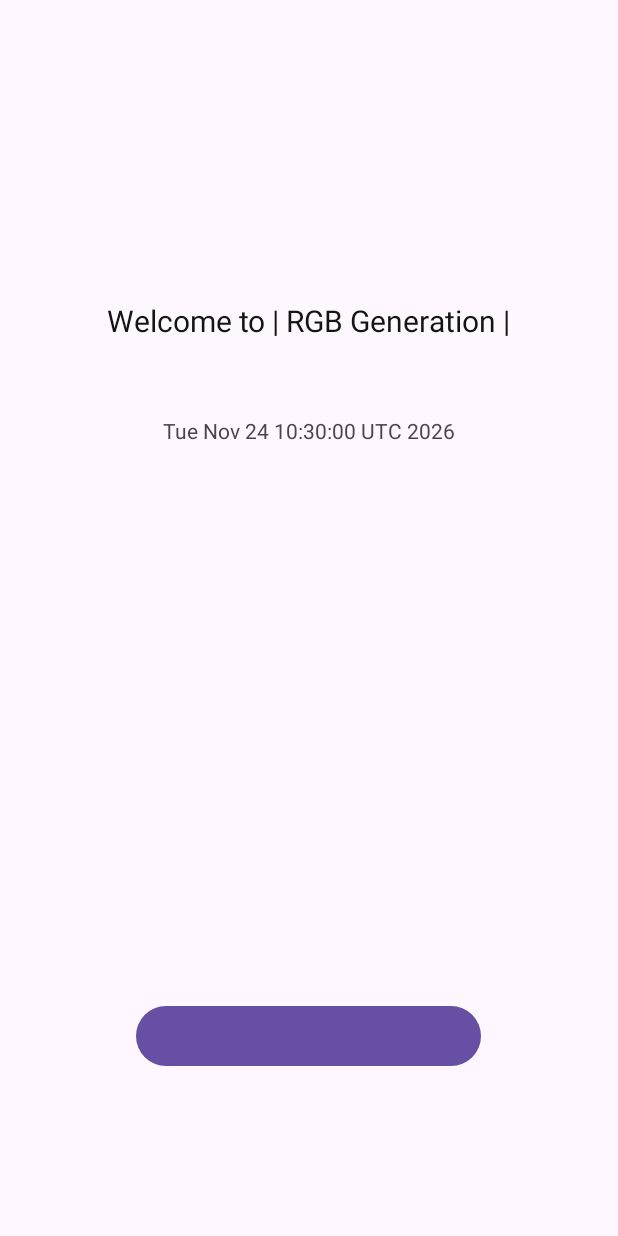
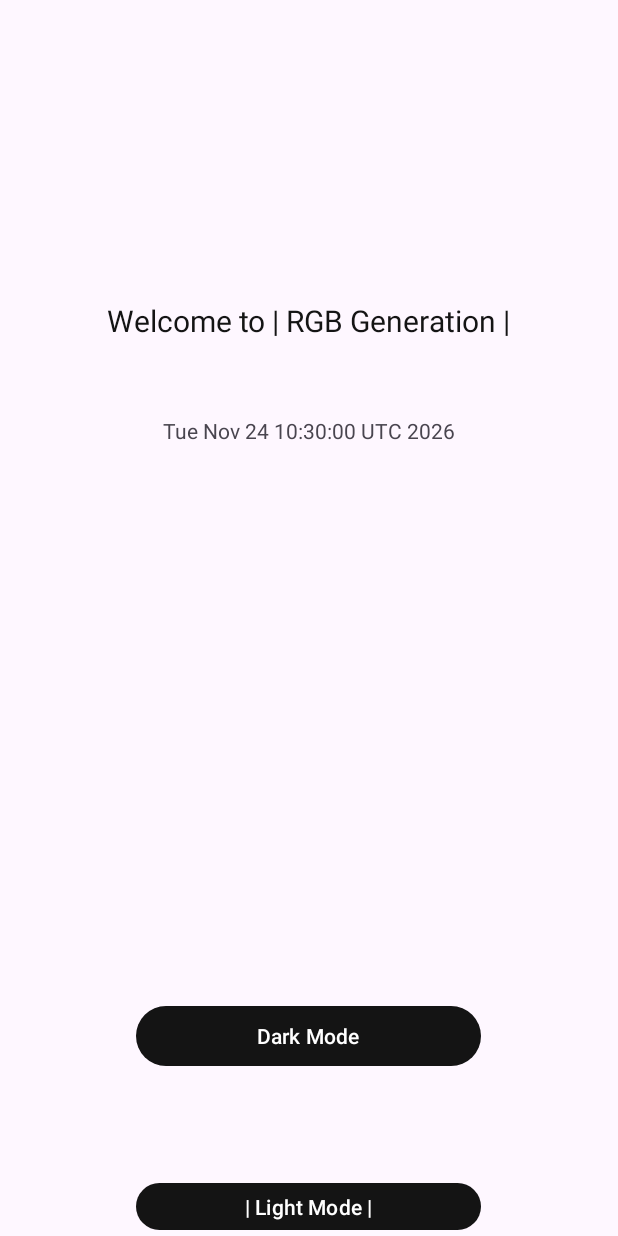
Before and after one commit to RealRyanJames/UIGenerationLister, an Android app: the screen it shows after launch (MainActivity), on a phone screen of 412 x 824 dp. Run offline under Robolectric (Android 15) with nearby library versions, the phone set to English and light mode, and no system bars.

Commit message:
light click color to change and styles as well and changed text when button clicked

```diff
--- a/app/src/main/java/com/example/outputmessage/MainActivity.kt
+++ b/app/src/main/java/com/example/outputmessage/MainActivity.kt
@@ -50,7 +50,22 @@ open class DarkElements {
     }
 }
 
+open class LightElements {
+
+    var lightElement: Boolean = true
+        private set
+
+    fun isLight(): Boolean {
+        if (this.lightElement) {
+            this.lightElement = true
+        }
+
+        return this.lightElement
+    }
+}
+
 class MainActivity : AppCompatActivity() {
+    @SuppressLint("SetTextI18n")
     override fun onCreate(savedInstanceState: Bundle?) {
         super.onCreate(savedInstanceState)
         enableEdgeToEdge()
@@ -61,7 +76,7 @@ class MainActivity : AppCompatActivity() {
         valueStarting.setTextColor(Color.rgb(20, 20, 20))
         valueStarting.textSize = 20f
 
-        var button1 = findViewById<Button>(R.id.btn1)
+        val button1 = findViewById<Button>(R.id.btn1)
         val dateNow = findViewById<TextView>(R.id.dateNow)
         dateNow.text = Calendar.getInstance().time.toString()
         button1.setOnClickListener {
@@ -70,11 +85,15 @@ class MainActivity : AppCompatActivity() {
         }
 
         val darkModeButton = findViewById<Button>(R.id.darkMode)
+
+        darkModeButton.text = "Dark Mode"
+        darkModeButton.setBackgroundColor(Color.rgb(20, 20, 20))
+        darkModeButton.setTextColor(Color.rgb(255, 255, 255))
+
         darkModeButton.setOnClickListener {
 
-            darkModeButton.visibility = View.GONE
             val params = button1.layoutParams as ViewGroup.MarginLayoutParams
-            params.setMargins(10, 700 * 2, 10, 10)
+            params.setMargins(10, 500 * 2, 10, 10)
             button1.layoutParams = params
 
             if (DarkElements().isDark()) {
@@ -88,6 +107,28 @@ class MainActivity : AppCompatActivity() {
             }
         }
 
+        val lightModeButton = findViewById<Button>(R.id.lightMode)
+        lightModeButton.text = "| Light Mode |"
+
+        lightModeButton.setTextColor(Color.rgb(255, 255, 255))
+        lightModeButton.setBackgroundColor(Color.rgb(20, 20, 20))
+
+        lightModeButton.setOnClickListener {
+
+
+            darkModeButton.visibility = View.VISIBLE
+            darkModeButton.text = " | Dark Mode |"
+            lightModeButton.text = "Light Mode"
+
+            if (LightElements().isLight()) {
+                val mainScreen = findViewById<View>(R.id.welcome)
+                mainScreen.setBackgroundColor(Color.rgb(255, 255, 255))
+                valueStarting.setTextColor(Color.rgb(20, 20, 20))
+                dateNow.setTextColor(Color.rgb(20, 20, 20))
+
+            }
+        }
+
         createAppendedButton(button1)
     }
 }
--- a/app/src/main/res/layout/activity_starting_main_screen.xml
+++ b/app/src/main/res/layout/activity_starting_main_screen.xml
@@ -35,6 +35,17 @@
         android:layout_marginTop="370.dp"
     />
 
+
+    <Button
+        android:id="@+id/lightMode"
+        android:layout_height="wrap_content"
+        android:layout_width="wrap_content"
+        android:minWidth="230.sp"
+        android:layout_gravity="center"
+        android:layout_marginTop="70.dp"
+        tools:ignore="MissingConstraints"
+    />
+
     <Button
         android:id="@+id/btn1"
         android:layout_width="wrap_content"
```
Also changed, not shown: app/src/main/java/LightMode.java (added, +17 -0 lines).
